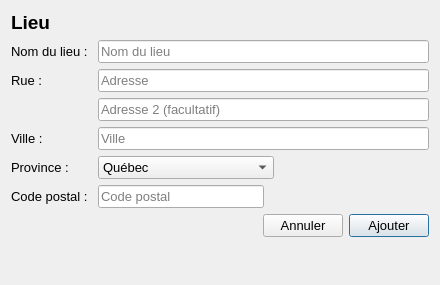
Qt form guide/interface/ui/lieu.ui (samueldrouin/PyGuide) before a commit.
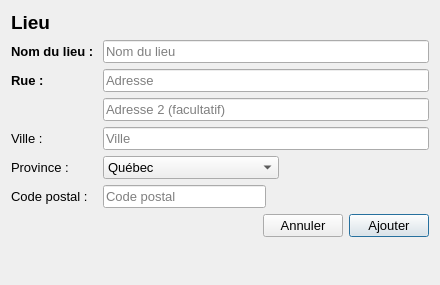
The same form after that commit.

Commit message: Correction des champs requis sur l'interface

Patch:
```diff
--- a/guide/interface/ui/lieu.ui
+++ b/guide/interface/ui/lieu.ui
@@ -50,6 +50,12 @@
     <layout class="QFormLayout" name="formLayout">
      <item row="0" column="0">
       <widget class="QLabel" name="label_2">
+       <property name="font">
+        <font>
+         <weight>75</weight>
+         <bold>true</bold>
+        </font>
+       </property>
        <property name="text">
         <string>Nom du lieu : </string>
        </property>
@@ -68,6 +74,12 @@
      </item>
      <item row="1" column="0">
       <widget class="QLabel" name="label_3">
+       <property name="font">
+        <font>
+         <weight>75</weight>
+         <bold>true</bold>
+        </font>
+       </property>
        <property name="text">
         <string>Rue :</string>
        </property>
```
The commit also changes 3 other files.
